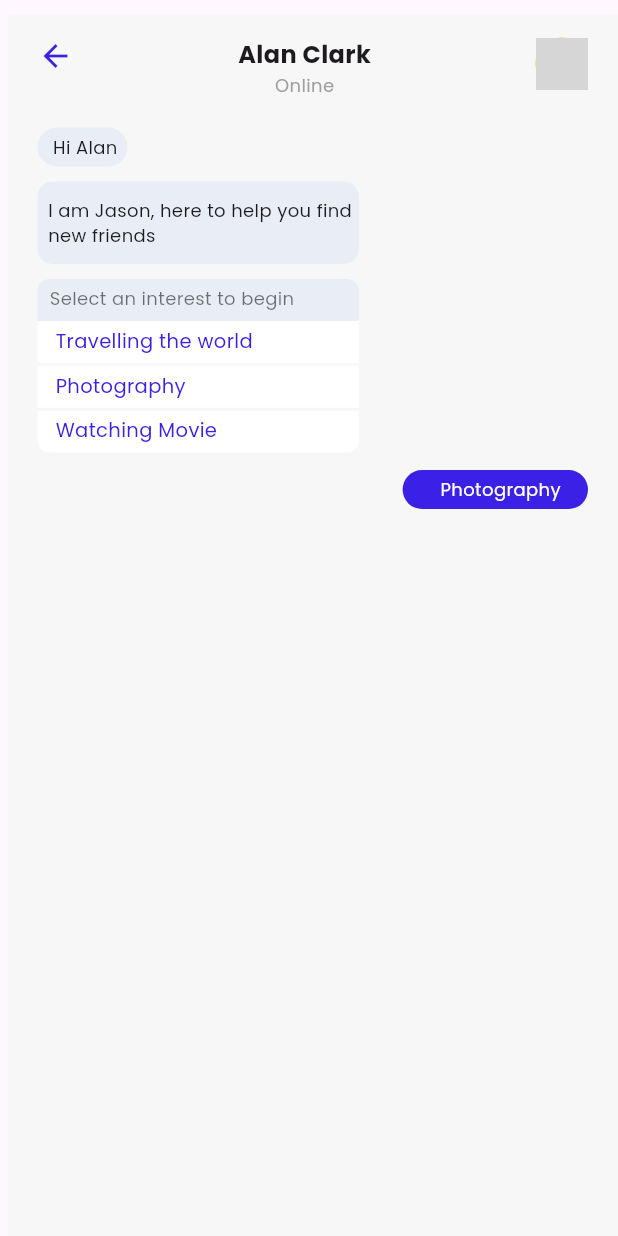
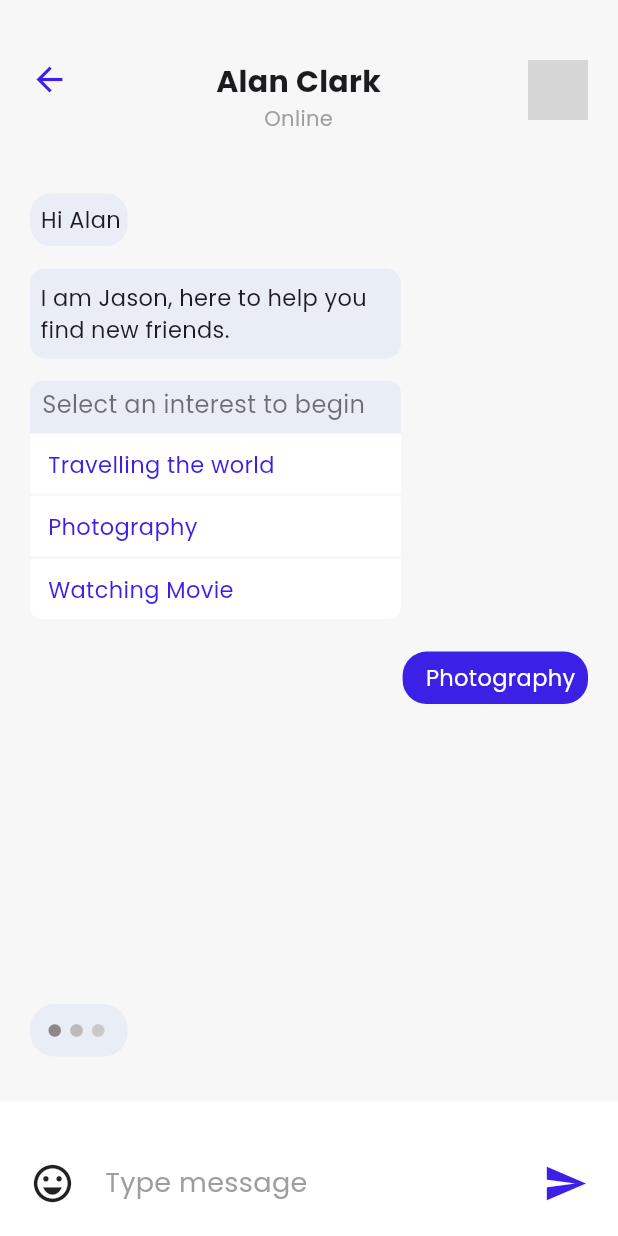
Before and after one commit to nightlight4190/SOCH_Flutter, a Flutter app: the screen it shows after launch, on a phone screen of 412 x 824 dp. Run offline on Flutter 3.47's test engine with Material 3 defaults, Android fonts, the phone set to English and light mode, and no system bars; our stand-ins replace dotted_border; network calls fail; grey boxes are pictures that could not be loaded.

Commit message:
finished hw

```diff
--- a/lib/Day_6/homework/chat.dart
+++ b/lib/Day_6/homework/chat.dart
@@ -1,3 +1,4 @@
+import 'package:flutter/cupertino.dart';
 import 'package:flutter/material.dart';
 
 class ChatScreen extends StatelessWidget {
@@ -10,12 +11,9 @@ class ChatScreen extends StatelessWidget {
     Color secondaryColor = Color.fromARGB(255, 233, 237, 245);
 
     return Scaffold(
-      body: Padding(
-        padding: const EdgeInsets.only(
-          top: 10,
-          left: 5,
-        ),
-        child: Container(
+      body: Column(
+        children: [
+          Container(
             color: Color.fromARGB(255, 248, 247, 247),
             height: MediaQuery.of(context).size.height,
             width: MediaQuery.of(context).size.width,
@@ -24,7 +22,7 @@ class ChatScreen extends StatelessWidget {
               crossAxisAlignment: CrossAxisAlignment.start,
               children: [
                 Padding(
-                padding: const EdgeInsets.only(top: 15.0),
+                  padding: const EdgeInsets.only(top: 40.0),
                   child: Row(
                     crossAxisAlignment: CrossAxisAlignment.start,
                     mainAxisAlignment: MainAxisAlignment.spaceBetween,
@@ -34,6 +32,7 @@ class ChatScreen extends StatelessWidget {
                         child: Icon(
                           Icons.arrow_back,
                           color: primaryColor,
+                          size: 26,
                         ),
                       ),
                       Column(
@@ -43,7 +42,7 @@ class ChatScreen extends StatelessWidget {
                             style: TextStyle(
                               fontWeight: FontWeight.bold,
                               fontFamily: 'Poppins',
-                            fontSize: 16,
+                              fontSize: 20,
                             ),
                           ),
                           Text(
@@ -51,7 +50,7 @@ class ChatScreen extends StatelessWidget {
                             style: TextStyle(
                               fontWeight: FontWeight.w300,
                               color: Colors.grey,
-                            fontSize: 12,
+                              fontSize: 14,
                             ),
                           ),
                         ],
@@ -59,8 +58,8 @@ class ChatScreen extends StatelessWidget {
                       Padding(
                         padding: const EdgeInsets.only(right: 20),
                         child: Container(
-                        height: 35,
-                        width: 35,
+                          height: 40,
+                          width: 40,
                           decoration: BoxDecoration(
                             image: DecorationImage(
                               image: NetworkImage(imgUrl),
@@ -76,35 +75,35 @@ class ChatScreen extends StatelessWidget {
                 ),
                 Padding(
                   padding: const EdgeInsets.only(
-                  top: 20,
+                    top: 40,
                     left: 20,
                   ),
                   child: Column(
                     crossAxisAlignment: CrossAxisAlignment.start,
                     children: [
                       chatContainer(
-                      height: 26,
-                      width: 60,
+                        height: 35,
+                        width: 65,
                         text: 'Hi Alan ',
                         radius: 14,
                         color: secondaryColor,
                       ),
                       SizedBox(
-                      height: 10,
+                        height: 15,
                       ),
                       chatContainer(
-                      height: 55,
-                      width: MediaQuery.of(context).size.width * 0.52,
-                      text: 'I am Jason, here to help you find new friends',
+                        height: 60,
+                        width: MediaQuery.of(context).size.width * 0.6,
+                        text: 'I am Jason, here to help you find new friends.',
                         radius: 10,
                         color: secondaryColor,
                       ),
                       SizedBox(
-                      height: 10,
+                        height: 15,
                       ),
                       Container(
-                      height: 28,
-                      width: MediaQuery.of(context).size.width * 0.52,
+                        height: 35,
+                        width: MediaQuery.of(context).size.width * 0.6,
                         decoration: BoxDecoration(
                           color: secondaryColor,
                           borderRadius: BorderRadius.only(
@@ -120,7 +119,7 @@ class ChatScreen extends StatelessWidget {
                           child: Text(
                             'Select an interest to begin',
                             style: TextStyle(
-                              fontSize: 12,
+                                fontSize: 16,
                                 fontWeight: FontWeight.w200,
                                 color: Colors.black54),
                           ),
@@ -142,7 +141,7 @@ class ChatScreen extends StatelessWidget {
                         text: 'Watching Movie',
                       ),
                       SizedBox(
-                      height: 10,
+                        height: 20,
                       ),
                       Padding(
                         padding: const EdgeInsets.only(
@@ -152,11 +151,11 @@ class ChatScreen extends StatelessWidget {
                           mainAxisAlignment: MainAxisAlignment.end,
                           children: [
                             Container(
-                            height: 26,
+                              height: 35,
                               width: MediaQuery.of(context).size.width * 0.3,
                               decoration: BoxDecoration(
                                 color: primaryColor,
-                              borderRadius: BorderRadius.circular(14),
+                                borderRadius: BorderRadius.circular(16),
                               ),
                               child: Center(
                                 child: Padding(
@@ -164,7 +163,7 @@ class ChatScreen extends StatelessWidget {
                                   child: Text(
                                     'Photography',
                                     style: TextStyle(
-                                    fontSize: 12,
+                                      fontSize: 15,
                                       color: Colors.white,
                                     ),
                                   ),
@@ -173,13 +172,89 @@ class ChatScreen extends StatelessWidget {
                             ),
                           ],
                         ),
-                    )
+                      ),
+                      SizedBox(
+                        height: 200,
+                      ),
+                      Container(
+                        height: 35,
+                        width: 65,
+                        decoration: BoxDecoration(
+                          color: secondaryColor,
+                          borderRadius: BorderRadius.circular(16),
+                        ),
+                        child: Center(
+                          child: Padding(
+                            padding: const EdgeInsets.only(left: 7, right: 10),
+                            child: Row(
+                              mainAxisAlignment: MainAxisAlignment.spaceEvenly,
+                              children: [
+                                Icon(
+                                  Icons.circle,
+                                  size: 10,
+                                  color: Color.fromARGB(255, 139, 136, 136),
+                                ),
+                                Icon(
+                                  Icons.circle,
+                                  size: 10,
+                                  color: Color.fromARGB(255, 189, 185, 185),
+                                ),
+                                Icon(
+                                  Icons.circle,
+                                  size: 10,
+                                  color: Color.fromARGB(255, 203, 200, 200),
+                                ),
                               ],
+                            ),
+                          ),
                         ),
                       ),
                     ],
                   ),
                 ),
+                SizedBox(
+                  height: 30,
+                ),
+                Container(
+                  width: MediaQuery.of(context).size.width,
+                  height: MediaQuery.of(context).size.width * 0.265,
+                  color: Colors.white,
+                  child: Padding(
+                    padding: const EdgeInsets.only(
+                      left: 20.0,
+                      right: 20,
+                    ),
+                    child: Row(
+                      children: [
+                        Icon(
+                          Icons.emoji_emotions_outlined,
+                          size: 30,
+                        ),
+                        SizedBox(
+                          width: 20,
+                        ),
+                        Text(
+                          'Type message',
+                          style: TextStyle(
+                            fontSize: 18,
+                            fontWeight: FontWeight.w300,
+                            color: Colors.grey,
+                          ),
+                        ),
+                        Spacer(),
+                        Icon(
+                          Icons.send,
+                          color: primaryColor,
+                          size: 30,
+                        ),
+                      ],
+                    ),
+                  ),
+                ),
+              ],
+            ),
+          ),
+        ],
       ),
     );
   }
@@ -204,8 +279,8 @@ class InterestContainer extends StatelessWidget {
     return Padding(
       padding: const EdgeInsets.only(bottom: 1.8),
       child: Container(
-        height: 28,
-        width: MediaQuery.of(context).size.width * 0.52,
+        height: 40,
+        width: MediaQuery.of(context).size.width * 0.6,
         decoration: BoxDecoration(
           color: Color.fromARGB(255, 255, 255, 255),
           borderRadius: BorderRadius.only(
@@ -215,13 +290,13 @@ class InterestContainer extends StatelessWidget {
         ),
         child: Padding(
           padding: const EdgeInsets.only(
-            top: 4,
+            top: 10,
             left: 12,
           ),
           child: Text(
             text,
             style: TextStyle(
-              fontSize: 13,
+              fontSize: 15,
               fontWeight: FontWeight.w500,
               color: primaryColor,
             ),
@@ -262,7 +337,10 @@ class chatContainer extends StatelessWidget {
           padding: const EdgeInsets.only(left: 7),
           child: Text(
             text,
-            style: TextStyle(fontSize: 12),
+            style: TextStyle(
+              fontSize: 15,
+              fontWeight: FontWeight.w500,
+            ),
           ),
         ),
       ),
```
Lines whose indentation alone changed are shown as unchanged.
